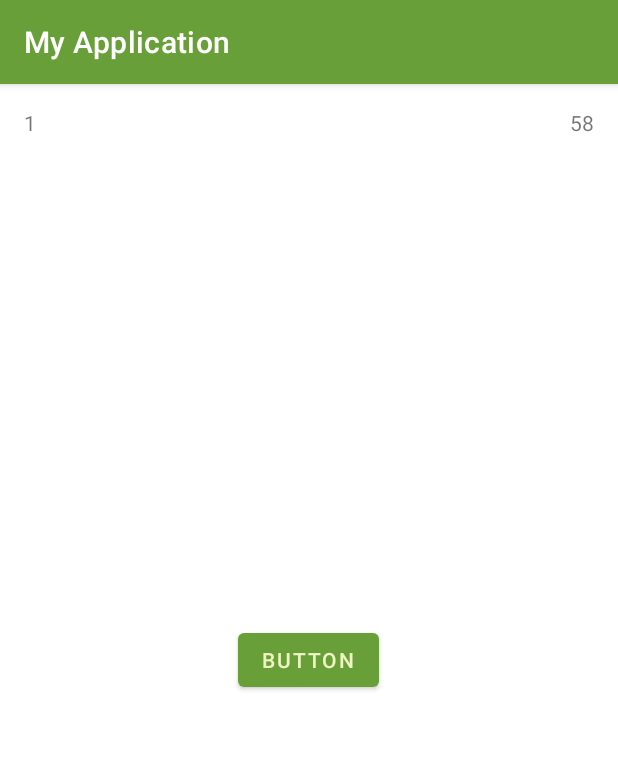
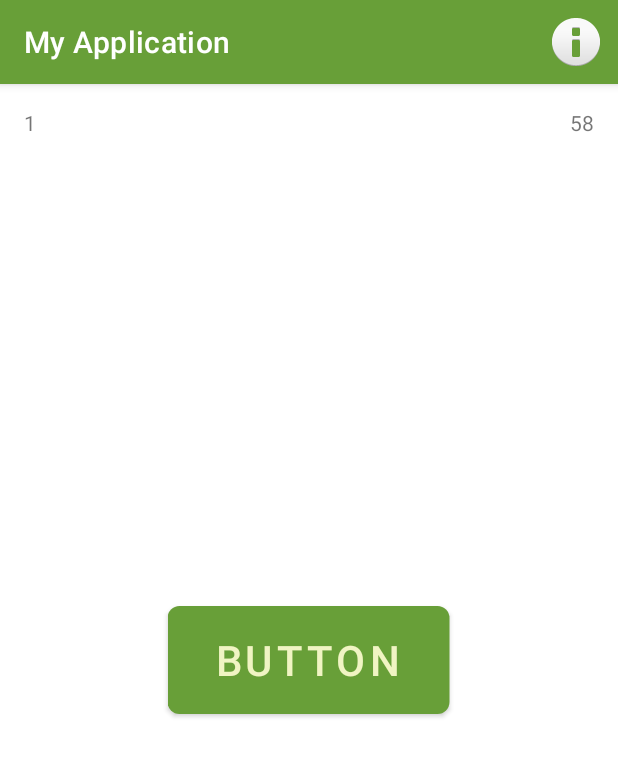
Before and after one commit to jordirp/comptador, an Android app: the screen it shows after launch (MainActivity), after a tap on "BUTTON", on a phone screen of 412 x 824 dp. Shown: the top 757 px of the screen. Run offline under Robolectric (Android 15) with nearby library versions, the phone set to English and light mode, and no system bars.

Commit message:
video acabat

```diff
--- a/app/src/main/java/me/jordirodriguez/dam/myapplication/MainActivity.kt
+++ b/app/src/main/java/me/jordirodriguez/dam/myapplication/MainActivity.kt
@@ -4,6 +4,9 @@ import android.content.IntentSender
 import androidx.appcompat.app.AppCompatActivity
 import android.os.Bundle
 import android.os.CountDownTimer
+import android.view.Menu
+import android.view.MenuItem
+import android.view.animation.AnimationUtils
 import android.widget.AutoCompleteTextView
 import android.widget.Button
 import android.widget.TextView
@@ -37,12 +40,33 @@ class MainActivity : AppCompatActivity() {
         counterTextView = findViewById(R.id.counterTextView)
 
         tapMeButton.setOnClickListener {view -> incrementCounter()
+            val bounceAnimation = AnimationUtils.loadAnimation(this, R.anim.bounce)
+            view.startAnimation(bounceAnimation)
             if (!appStarted){
                 startGame()
             }
             //incrementCounter()
         }
         timeTextView.text= getString(R.string.timeText, time)
+    }
+
+
+    override fun onCreateOptionsMenu(menu: Menu?): Boolean {
+        super.onCreateOptionsMenu(menu)
+        menuInflater.inflate(R.menu.menu, menu)
+        return true
+    }
+
+    override fun onOptionsItemSelected(item: MenuItem): Boolean {
+        if (item.itemId == R.id.actionAbout) {
+            showInfo()
+        }
+        return true
+    }
+
+    private fun showInfo() {
+        val dialogTitle = getString(R.string.aboutTitle)
+        val dialogMessage = getString(R.string.aboutMessage)
     }
 
     private fun startGame() {
@@ -82,4 +106,5 @@ class MainActivity : AppCompatActivity() {
 
 
     }
+
 }
--- /dev/null
+++ b/app/src/main/res/anim/bounce.xml
@@ -0,0 +1,11 @@
+<?xml version="1.0" encoding="utf-8"?>
+<set xmlns:android="http://schemas.android.com/apk/res/android">
+    <scale
+        android:duration="2000"
+        android:fromXScale="2.0"
+        android:fromYScale="2.0"
+        android:pivotX="50%"
+        android:pivotY="50%"
+        android:toXScale="1.0"
+        android:toYScale="1.0" />
+</set>
--- /dev/null
+++ b/app/src/main/res/menu/menu.xml
@@ -0,0 +1,10 @@
+<?xml version="1.0" encoding="utf-8"?>
+<menu xmlns:app="http://schemas.android.com/apk/res-auto"
+    xmlns:android="http://schemas.android.com/apk/res/android">
+
+    <item
+        android:id="@+id/actionAbout"
+        android:icon="@android:drawable/ic_dialog_info"
+        android:title="@string/aboutMenu"
+        app:showAsAction="always" />
+</menu>
--- a/app/src/main/res/values/strings.xml
+++ b/app/src/main/res/values/strings.xml
@@ -2,4 +2,7 @@
     <string name="app_name">My Application</string>
     <string name="timeText">Temps: %1$d</string>
     <string name="endGame">Temps acabat</string>
+    <string name="aboutMenu">About</string>
+    <string name="aboutTitle">Time Fighter %1$s</string>
+    <string name="aboutMessage">Creat per Jordi Rodriguez Pablo. Github:</string>
 </resources>
```
